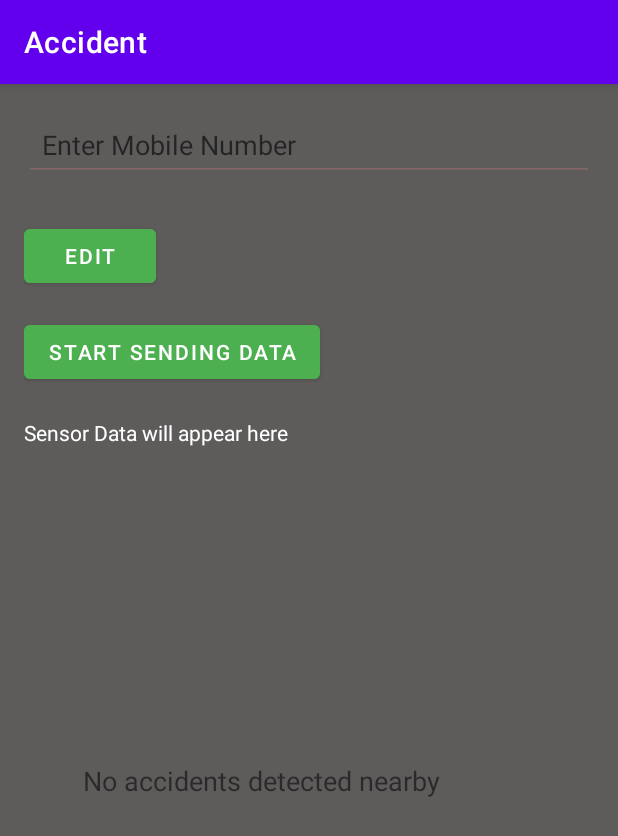
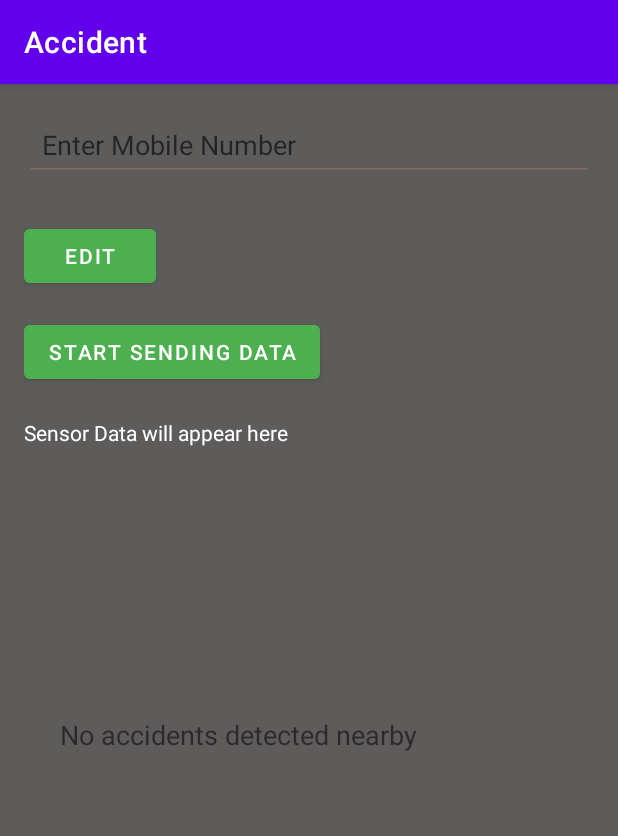
Before and after one commit to SPN288/ArashAid_app, an Android app: the screen it shows after launch (MainActivity), on a phone screen of 412 x 824 dp. Shown: the top 836 px of the screen. Run offline under Robolectric (Android 15) with nearby library versions, the phone set to English and light mode, and no system bars.

Commit message:
updated notification

```diff
--- a/app/src/main/res/layout/activity_main.xml
+++ b/app/src/main/res/layout/activity_main.xml
@@ -46,15 +46,15 @@
 
     <LinearLayout
         android:layout_width="395dp"
-        android:layout_height="188dp"
+        android:layout_height="wrap_content"
         android:layout_alignParentStart="true"
         android:layout_alignParentTop="true"
         android:layout_alignParentEnd="true"
         android:layout_alignParentBottom="true"
-        android:layout_marginStart="15dp"
-        android:layout_marginTop="412dp"
-        android:layout_marginEnd="17dp"
-        android:layout_marginBottom="146dp"
+        android:layout_marginStart="0dp"
+        android:layout_marginTop="381dp"
+        android:layout_marginEnd="0dp"
+        android:layout_marginBottom="32dp"
         android:orientation="vertical"
         android:padding="16dp">
 
```
Also changed, not shown: app/src/main/java/com/example/bkltracker/MainActivity.java (+12 -0 lines).
